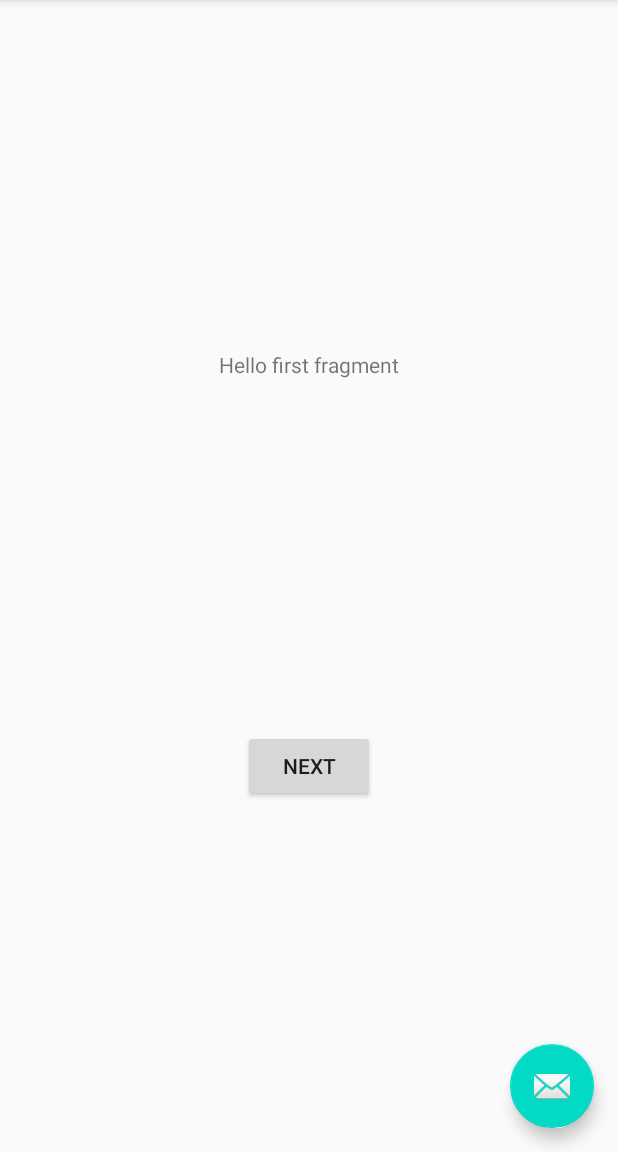
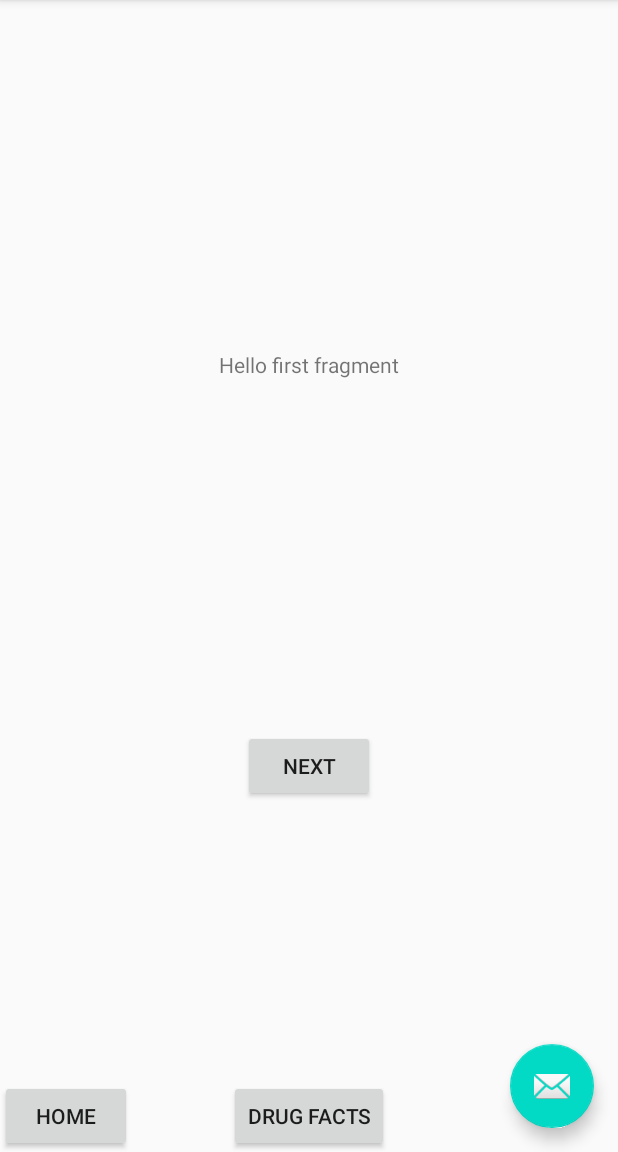
Before and after one commit to louiebalouie/EGR302-Prescription-App, an Android app: the screen it shows after launch (MainActivity), on a phone screen of 412 x 824 dp, the part 84-1236 px from its top. Run offline under Robolectric (Android 15) with nearby library versions, the phone set to English and light mode, and no system bars.

Commit message:
implemented navigation buttons (kind of)

```diff
--- a/app/build.gradle
+++ b/app/build.gradle
@@ -29,6 +29,7 @@ apply plugin: 'com.android.application'
       implementation 'androidx.constraintlayout:constraintlayout:1.1.3'
       implementation 'androidx.navigation:navigation-fragment:2.1.0'
       implementation 'androidx.navigation:navigation-ui:2.1.0'
+      implementation 'androidx.legacy:legacy-support-v4:1.0.0'
       testImplementation 'junit:junit:4.12'
       androidTestImplementation 'androidx.test.ext:junit:1.1.1'
       androidTestImplementation 'androidx.test.espresso:espresso-core:3.2.0'
--- a/app/src/main/AndroidManifest.xml
+++ b/app/src/main/AndroidManifest.xml
@@ -1,6 +1,6 @@
 <?xml version="1.0" encoding="utf-8"?>
 <manifest xmlns:android="http://schemas.android.com/apk/res/android"
-    package="com.example.prescriptionapp" >
+    package="com.example.prescriptionapp">
 
     <application
         android:allowBackup="true"
@@ -8,11 +8,11 @@
         android:label="@string/app_name"
         android:roundIcon="@mipmap/ic_launcher_round"
         android:supportsRtl="true"
-        android:theme="@style/AppTheme" >
+        android:theme="@style/AppTheme">
         <activity
             android:name=".MainActivity"
             android:label="@string/app_name"
-            android:theme="@style/AppTheme.NoActionBar" >
+            android:theme="@style/AppTheme.NoActionBar">
             <intent-filter>
                 <action android:name="android.intent.action.MAIN" />
 
--- a/app/src/main/java/com/example/prescriptionapp/FirstFragment.java
+++ b/app/src/main/java/com/example/prescriptionapp/FirstFragment.java
@@ -8,6 +8,7 @@ import android.view.ViewGroup;
 import androidx.annotation.NonNull;
 import androidx.fragment.app.Fragment;
 import androidx.navigation.fragment.NavHostFragment;
+
 
 public class FirstFragment extends Fragment {
 
--- a/app/src/main/res/layout/activity_main.xml
+++ b/app/src/main/res/layout/activity_main.xml
@@ -31,4 +31,29 @@
         android:layout_margin="@dimen/fab_margin"
         app:srcCompat="@android:drawable/ic_dialog_email" />
 
+    <FrameLayout
+        android:id="@+id/container"
+        android:layout_width="match_parent"
+        android:layout_height="match_parent"
+        >
+    </FrameLayout>
+
+    <Button
+        android:id="@+id/HomeButton"
+        android:onClick="goHome"
+        android:layout_gravity="bottom|left"
+        android:layout_width="wrap_content"
+        android:layout_height="wrap_content"
+        android:text="Home" />
+
+    <Button
+        android:id="@+id/DrugFacts"
+        android:onClick="goDrugs"
+        android:layout_gravity="bottom|center_horizontal"
+        android:layout_width="wrap_content"
+        android:layout_height="wrap_content"
+        android:text="Drug Facts" />
+
+
+
 </androidx.coordinatorlayout.widget.CoordinatorLayout>
--- a/app/src/main/res/values/strings.xml
+++ b/app/src/main/res/values/strings.xml
@@ -9,4 +9,6 @@
 
     <string name="hello_first_fragment">Hello first fragment</string>
     <string name="hello_second_fragment">Hello second fragment. Arg: %1$s</string>
+    <!-- TODO: Remove or change this placeholder text -->
+    <string name="hello_blank_fragment">Hello blank fragment</string>
 </resources>
```
Also changed, not shown: app/src/main/java/com/example/prescriptionapp/Drugs.java (added, +29 -0 lines), app/src/main/java/com/example/prescriptionapp/MainActivity.java (+13 -0 lines), app/src/main/res/layout/fragment_drugs.xml (added, +20 -0 lines).
